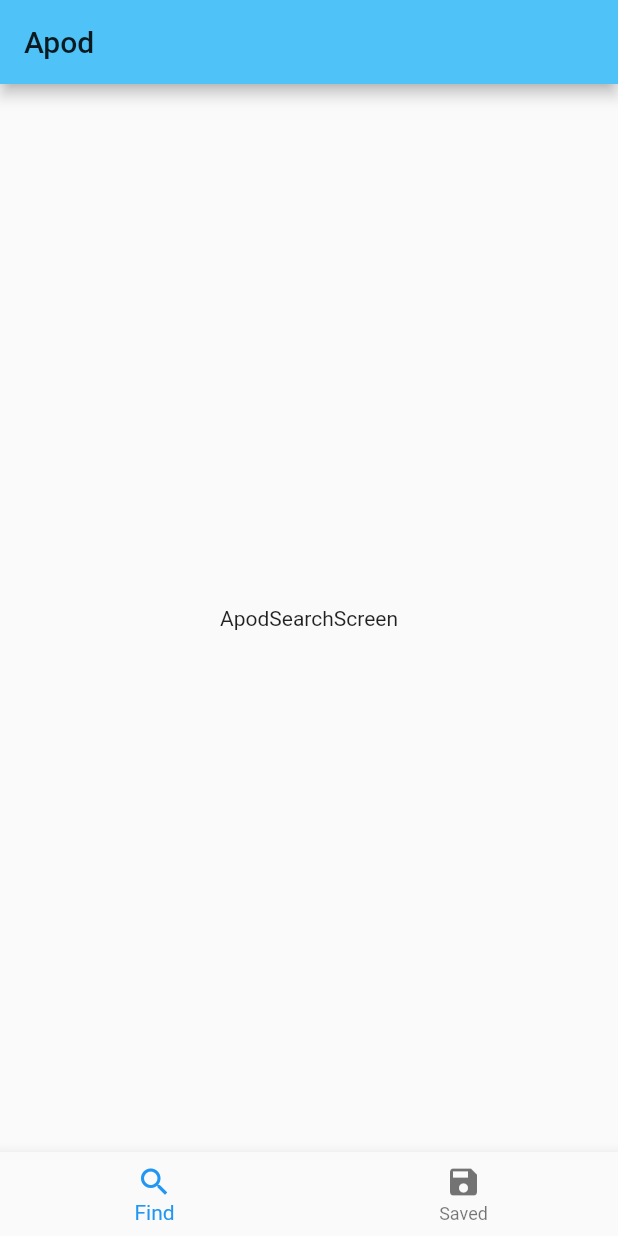
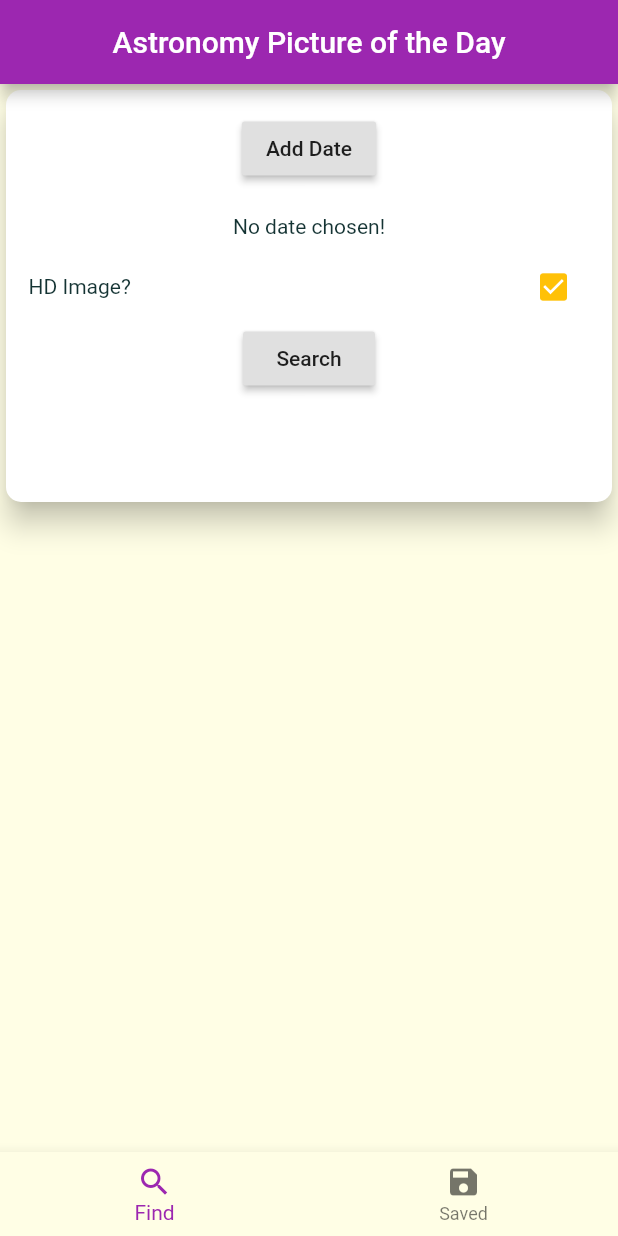
Before and after one commit to ViniciusCdeAlmeida/apod_app, a Flutter app: the screen it shows after launch, on a phone screen of 412 x 824 dp. Run offline on Flutter 3.47's test engine with Material 2 defaults, Android fonts, the phone set to English and light mode, and no system bars; our stand-ins replace dio, flutter_mobx, mobx, moor, sqflite; accounts and stored records are empty; generated files the repository leaves out were written again.

```diff
--- a/lib/custom/custom_providers.dart
+++ b/lib/custom/custom_providers.dart
@@ -1,4 +1,5 @@
 import 'package:apod_app/providers/apods.dart';
+import 'package:apod_app/stores/apod_store.dart';
 import 'package:provider/provider.dart';
 import 'package:provider/single_child_widget.dart';
 
@@ -6,4 +7,7 @@ List<SingleChildWidget> providers() => [
       Provider(
         create: (ctx) => Apods(),
       ),
+      Provider(
+        create: (ctx) => ApodStore(Apods()),
+      ),
     ];
--- a/lib/main.dart
+++ b/lib/main.dart
@@ -22,9 +22,13 @@ class MyApp extends StatelessWidget {
         debugShowCheckedModeBanner: false,
         title: 'APP inventario',
         theme: ThemeData(
-          primaryColor: Colors.lightBlue[300],
-          toggleableActiveColor: const Color(0xFF2247C7),
-          errorColor: const Color(0xFF7A1C02),
+          primarySwatch: Colors.purple,
+          accentColor: Colors.amber,
+          canvasColor: Color.fromRGBO(255, 254, 229, 1),
+          textTheme: ThemeData.light().textTheme.copyWith(
+                bodyText1: TextStyle(color: Color.fromRGBO(20, 51, 51, 1)),
+                bodyText2: TextStyle(color: Color.fromRGBO(20, 51, 51, 1)),
+              ),
           pageTransitionsTheme: PageTransitionsTheme(
             builders: {
               TargetPlatform.android: CustomPageTransitionBuilder(),
--- a/lib/screens/apod_screen.dart
+++ b/lib/screens/apod_screen.dart
@@ -26,7 +26,9 @@ class _ApodScreenState extends State<ApodScreen> {
     return Scaffold(
       body: _children[_currentIndex],
       appBar: AppBar(
-        title: const Text('Apod'),
+        title: Center(
+          child: const Text('Astronomy Picture of the Day'),
+        ),
       ),
       bottomNavigationBar: BottomNavigationBar(
         onTap: onTabTapped,
--- a/lib/screens/apod_search_screen.dart
+++ b/lib/screens/apod_search_screen.dart
@@ -1,4 +1,8 @@
+import 'package:apod_app/stores/apod_store.dart';
 import 'package:flutter/material.dart';
+import 'package:flutter_mobx/flutter_mobx.dart';
+import 'package:intl/intl.dart';
+import 'package:provider/provider.dart';
 
 class ApodSearchScreen extends StatefulWidget {
   static const routeName = '/apod_search_screen';
@@ -7,10 +11,129 @@ class ApodSearchScreen extends StatefulWidget {
 }
 
 class _ApodSearchScreenState extends State<ApodSearchScreen> {
+  final GlobalKey<FormState> _formKey = GlobalKey();
+  ApodStore _apodStore;
+
+  DateTime _selectedDate;
+
+  @override
+  void didChangeDependencies() {
+    _apodStore = Provider.of<ApodStore>(context, listen: false);
+    super.didChangeDependencies();
+  }
+
+  void _pickDateDialog() {
+    showDatePicker(
+            context: context,
+            initialDate: DateTime.now(),
+            firstDate: DateTime(1950),
+            lastDate: DateTime.now())
+        .then((pickedDate) {
+      if (pickedDate == null) {
+        return;
+      }
+      setState(() {
+        _selectedDate = pickedDate;
+      });
+    });
+  }
+
+  Future<void> _submit() async {
+    if (!_formKey.currentState.validate()) {
+      return;
+    }
+    _formKey.currentState.save();
+    // try {
+    //   if (!_loginStore.usuarioOffline) {
+    //     _loginStore
+    //         .login(
+    //           _loginData['userName'],
+    //           _loginData['password'],
+    //         )
+    //         .then(
+    //           (_) => Navigator.of(context).pushNamed(
+    //             OrganizacaoTela.routeName,
+    //           ),
+    //         )
+    //         .catchError(
+    //           (error) => erroDialog(context, error.toString()),
+    //         );
+    //   } else {
+    //     _loginStore.logarOffline().then(
+    //           (_) => Navigator.of(context).pushNamed(
+    //             OrganizacaoTela.routeName,
+    //           ),
+    //         );
+    //   }
+    // } catch (error) {
+    //   erroDialog(context, error.toString());
+    // }
+  }
+
   @override
   Widget build(BuildContext context) {
+    final deviceSize = MediaQuery.of(context).size;
+
+    _apodStore = Provider.of<ApodStore>(context, listen: false);
     return Scaffold(
-      body: Center(child: Text('ApodSearchScreen')),
+      body: Column(
+        children: [
+          Card(
+            shape: RoundedRectangleBorder(
+              borderRadius: BorderRadius.circular(10.0),
+            ),
+            elevation: 8.0,
+            child: Container(
+              height: deviceSize.height / 3,
+              width: deviceSize.width,
+              padding: const EdgeInsets.all(15.0),
+              child: Form(
+                key: _formKey,
+                child: SingleChildScrollView(
+                  physics: NeverScrollableScrollPhysics(),
+                  child: Column(
+                    children: <Widget>[
+                      RaisedButton(
+                        child: Text('Add Date'),
+                        onPressed: _pickDateDialog,
+                      ),
+                      SizedBox(
+                        height: 20,
+                      ),
+                      Text(_selectedDate ==
+                              null //ternary expression to check if date is null
+                          ? 'No date chosen!'
+                          : 'Selected Date: ${DateFormat.yMMMd().format(_selectedDate)}'),
+                      Padding(
+                        padding: const EdgeInsets.only(top: 8.0),
+                        child: Row(
+                          mainAxisAlignment: MainAxisAlignment.spaceBetween,
+                          children: [
+                            Text('HD Image?'),
+                            IconButton(
+                                icon: Icon(Icons.check_box,
+                                    color: Theme.of(context)
+                                        .toggleableActiveColor),
+                                onPressed: () {})
+                          ],
+                        ),
+                      ),
+                      RaisedButton(child: Text('Search'), onPressed: _submit),
+                      SizedBox(
+                        height: 20,
+                      ),
+                      Observer(builder: (_) {
+                        // switch (_apodStore.) {
+                        // }
+                      })
+                    ],
+                  ),
+                ),
+              ),
+            ),
+          ),
+        ],
+      ),
     );
   }
 }
--- a/pubspec.yaml
+++ b/pubspec.yaml
@@ -30,6 +30,7 @@ dependencies:
   cupertino_icons: ^1.0.0
   provider:
   dio:
+  intl:
   built_value:
   built_collection:
   built_value_generator:
```
Also changed, not shown: lib/stores/apod_store.dart (added, +18 -0 lines), lib/stores/apod_store.g.dart (added), pubspec.lock.
